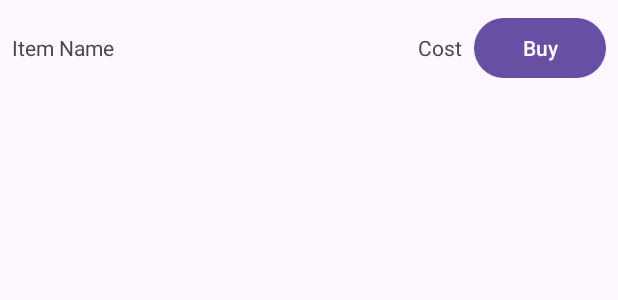
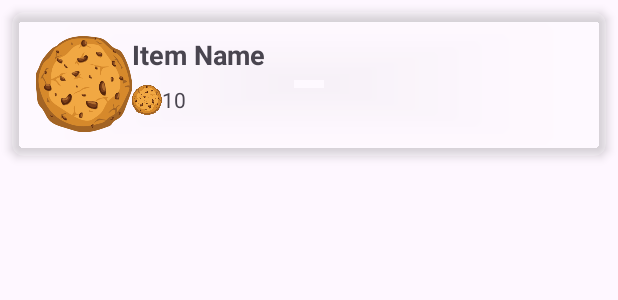
Before and after one commit to RLafleet/CookieApp, an Android app: the layout item_shop.xml on its own in the app's theme, with its tools: preview values and no code run, on a phone screen of 412 x 824 dp. Shown: the top 300 px of the screen. Run offline under Robolectric (Android 15) with nearby library versions, the phone set to English and light mode, and no system bars.

Commit message:
reformat shop card

```diff
--- a/lab4/CookieApp/app/src/main/res/layout/item_shop.xml
+++ b/lab4/CookieApp/app/src/main/res/layout/item_shop.xml
@@ -1,26 +1,75 @@
-<LinearLayout xmlns:android="http://schemas.android.com/apk/res/android"
+<androidx.cardview.widget.CardView
+    xmlns:android="http://schemas.android.com/apk/res/android"
+    xmlns:app="http://schemas.android.com/apk/res-auto"
+    android:id="@+id/itemCard"
+    android:layout_width="match_parent"
+    android:layout_height="wrap_content"
+    android:layout_margin="8dp"
+    app:cardCornerRadius="8dp"
+    app:cardElevation="4dp"
+    android:clickable="true"
+    android:focusable="true"
+    app:cardBackgroundColor="#30FFFFFF">
+
+    <LinearLayout
         android:layout_width="match_parent"
         android:layout_height="wrap_content"
         android:orientation="horizontal"
-    android:padding="8dp">
+        android:padding="16dp">
+
+        <ImageView
+            android:id="@+id/itemImage"
+            android:layout_width="64dp"
+            android:layout_height="64dp"
+            android:src="@drawable/cookie"
+            android:scaleType="centerCrop" />
+
+        <LinearLayout
+            android:layout_width="0dp"
+            android:layout_height="wrap_content"
+            android:layout_weight="1"
+            android:orientation="vertical">
 
             <TextView
                 android:id="@+id/nameText"
-        android:layout_width="0dp"
+                android:layout_width="wrap_content"
                 android:layout_height="wrap_content"
-        android:layout_weight="2"
-        android:text="@string/item_name" />
+                android:text="@string/item_name"
+                android:textSize="18sp"
+                android:textStyle="bold" />
+
+            <LinearLayout
+                android:layout_width="wrap_content"
+                android:layout_height="wrap_content"
+                android:orientation="horizontal"
+                android:layout_marginTop="8dp">
+
+                <ImageView
+                    android:id="@+id/cookieImage"
+                    android:layout_width="20dp"
+                    android:layout_height="20dp"
+                    android:src="@drawable/cookie" />
 
                 <TextView
                     android:id="@+id/costText"
                     android:layout_width="wrap_content"
                     android:layout_height="wrap_content"
-        android:layout_marginEnd="8dp"
-        android:text="@string/cost" />
+                    android:text="10"
+                    android:textSize="14sp" />
+            </LinearLayout>
+        </LinearLayout>
 
-    <Button
-        android:id="@+id/buyButton"
+        <TextView
+            android:id="@+id/levelCountText"
             android:layout_width="wrap_content"
-        android:layout_height="wrap_content"
-        android:text="@string/buy" />
+            android:layout_height="64dp"
+            android:gravity="center"
+            android:textSize="32sp"
+            android:textStyle="bold"
+            android:textColor="@android:color/black"
+            android:layout_gravity="center_vertical"
+            android:layout_marginStart="16dp" />
+
     </LinearLayout>
+
+</androidx.cardview.widget.CardView>
```
Lines whose indentation alone changed are shown as unchanged.
